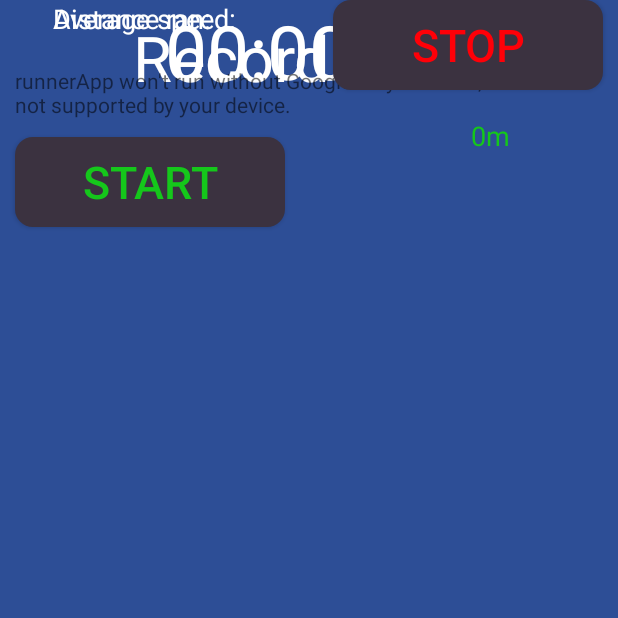
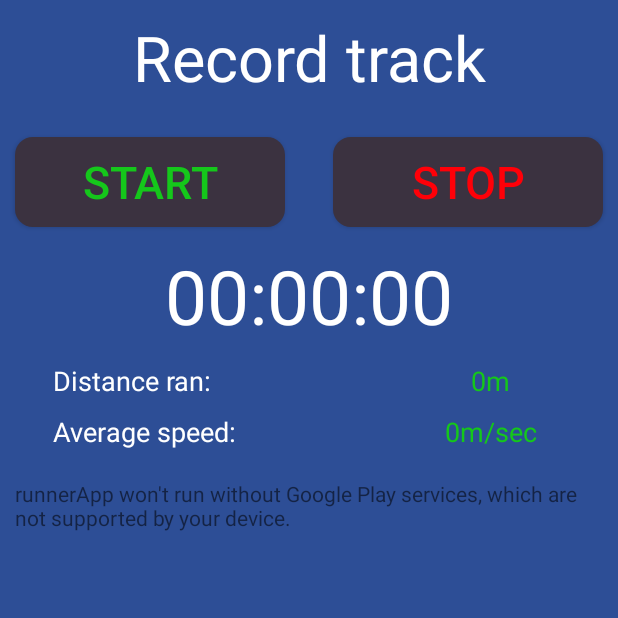
Before and after one commit to x632/runnerApp, an Android app: the MapsActivity screen opened directly, with no data from a screen before it, on a phone screen of 412 x 824 dp, the top half of it. Run offline under Robolectric (Android 15) with nearby library versions, the phone set to English and light mode, and no system bars; our stand-ins replace Firebase (no records; nobody signed in at launch, a user with empty details on screens opened directly), Room's generated code; Roboto replaces fonts that are not available here.

Commit message:
Fixat lite buggar som kom av slarvig kopiering.

```diff
--- a/app/src/main/java/com/poema/runnerapp/ChosenTrackMapActivity.kt
+++ b/app/src/main/java/com/poema/runnerapp/ChosenTrackMapActivity.kt
@@ -409,7 +409,7 @@ class ChosenTrackMapActivity : AppCompatActivity(), OnMapReadyCallback, OnPolyli
                 .addOnFailureListener {
                     println("!!! Tomma banan raderades INTE!")
                 }
-            val intent = Intent(this, MainActivity::class.java)
+            val intent = Intent(this, TracksActivity::class.java)
             startActivity(intent)
         }
     }
@@ -459,8 +459,6 @@ class ChosenTrackMapActivity : AppCompatActivity(), OnMapReadyCallback, OnPolyli
             }
         }
         map.addPolyline(options)
-
-
     }
 
 
--- a/app/src/main/res/layout/activity_maps.xml
+++ b/app/src/main/res/layout/activity_maps.xml
@@ -10,7 +10,7 @@
     tools:context=".MapsActivity">
 
     <Button
-        android:id="@+id/startbtn"
+        android:id="@+id/startbutton"
         android:layout_width="180dp"
         android:layout_height="60dp"
         android:layout_marginStart="10dp"
@@ -23,7 +23,7 @@
         app:layout_constraintTop_toBottomOf="@+id/header" />
 
     <Button
-        android:id="@+id/stopbtn"
+        android:id="@+id/stopButton"
         android:layout_width="180dp"
         android:layout_height="60dp"
         android:layout_marginEnd="10dp"
@@ -58,7 +58,7 @@
         android:textSize="50sp"
         app:layout_constraintEnd_toEndOf="parent"
         app:layout_constraintStart_toStartOf="parent"
-        app:layout_constraintTop_toBottomOf="@+id/stopbutton" />
+        app:layout_constraintTop_toBottomOf="@+id/stopButton" />
 
     <TextView
         android:id="@+id/aheadortrailing"
@@ -83,7 +83,7 @@
         app:layout_constraintStart_toStartOf="parent" />
 
     <TextView
-        android:id="@+id/aotValue"
+        android:id="@+id/distancevalue"
         android:layout_width="wrap_content"
         android:layout_height="34dp"
         android:layout_marginStart="51dp"
```
Also changed, not shown: app/src/main/java/com/poema/runnerapp/MapsActivity.kt (+4 -25 lines).
